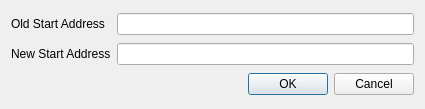
Before: the Qt Designer form src/changesegmentwindow.ui in ivop/frida, drawn with Qt 5.
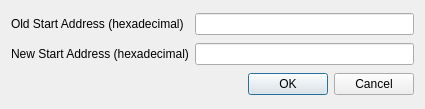
After: the same form once the commit is applied.

The edit to the form file:
```diff
--- a/src/changesegmentwindow.ui
+++ b/src/changesegmentwindow.ui
@@ -17,7 +17,7 @@
    <item row="0" column="0">
     <widget class="QLabel" name="label">
      <property name="text">
-      <string>Old Start Address</string>
+      <string>Old Start Address (hexadecimal)</string>
      </property>
     </widget>
    </item>
@@ -31,7 +31,7 @@
    <item row="1" column="0">
     <widget class="QLabel" name="label_2">
      <property name="text">
-      <string>New Start Address</string>
+      <string>New Start Address (hexadecimal)</string>
      </property>
     </widget>
    </item>
```
Left out of the diff: 2 changed lines with no effect on the pictures.
